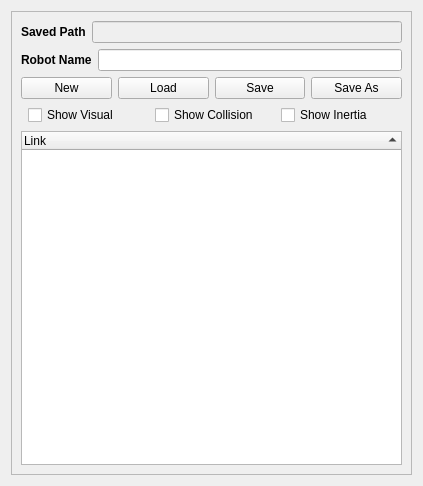
Above: src/tobas_gui/tobas_urdf_builder_plugin/ui/urdf_builder_panel.ui from TobasFlightControl/tobas before the change. Below: the same form after it.
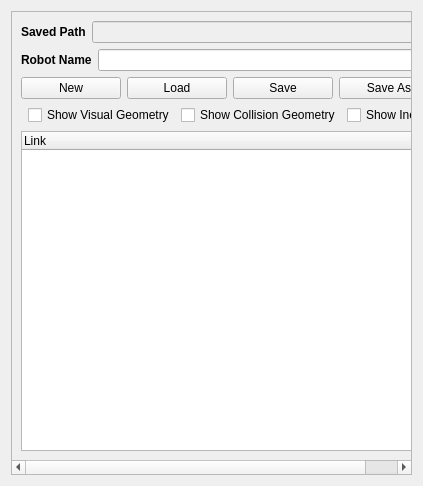
That is the form after the change.

Commit message: modify: Align URDF Builder visualization labels

```diff
--- a/src/tobas_gui/tobas_urdf_builder_plugin/ui/urdf_builder_panel.ui
+++ b/src/tobas_gui/tobas_urdf_builder_plugin/ui/urdf_builder_panel.ui
@@ -132,14 +132,14 @@
                   <item>
                     <widget class="QCheckBox" name="EnableVisualCheckBox">
                       <property name="text">
-                        <string>Show Visual</string>
+                        <string>Show Visual Geometry</string>
                       </property>
                     </widget>
                   </item>
                   <item>
                     <widget class="QCheckBox" name="EnableCollisionCheckBox">
                       <property name="text">
-                        <string>Show Collision</string>
+                        <string>Show Collision Geometry</string>
                       </property>
                     </widget>
                   </item>
```
